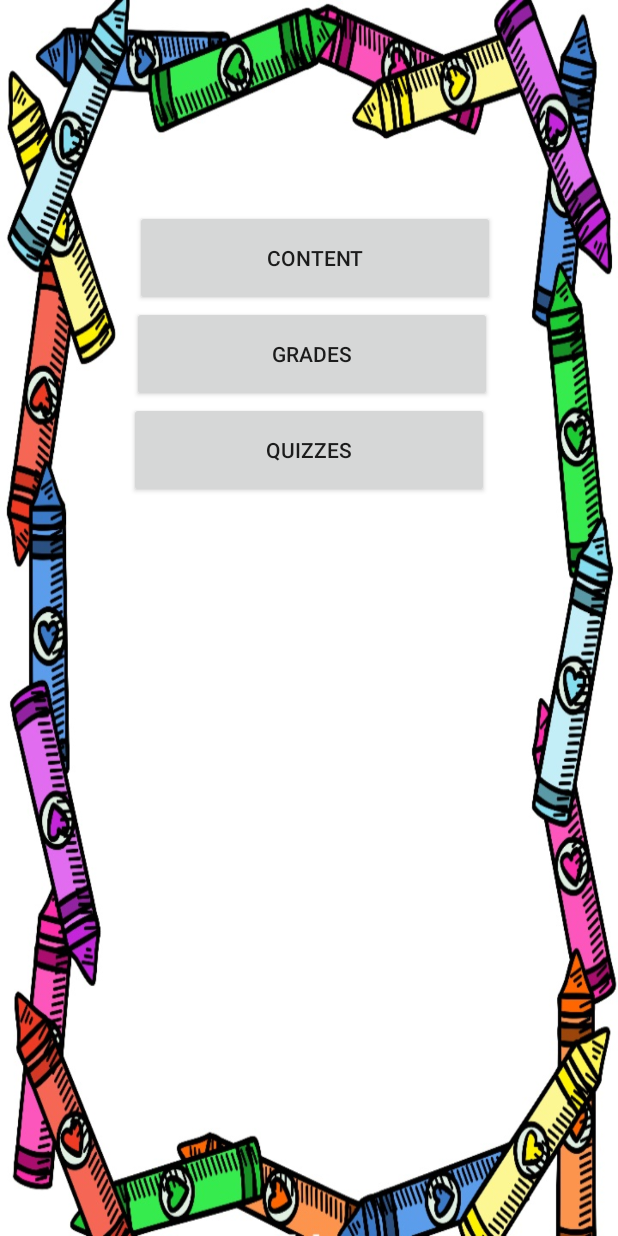
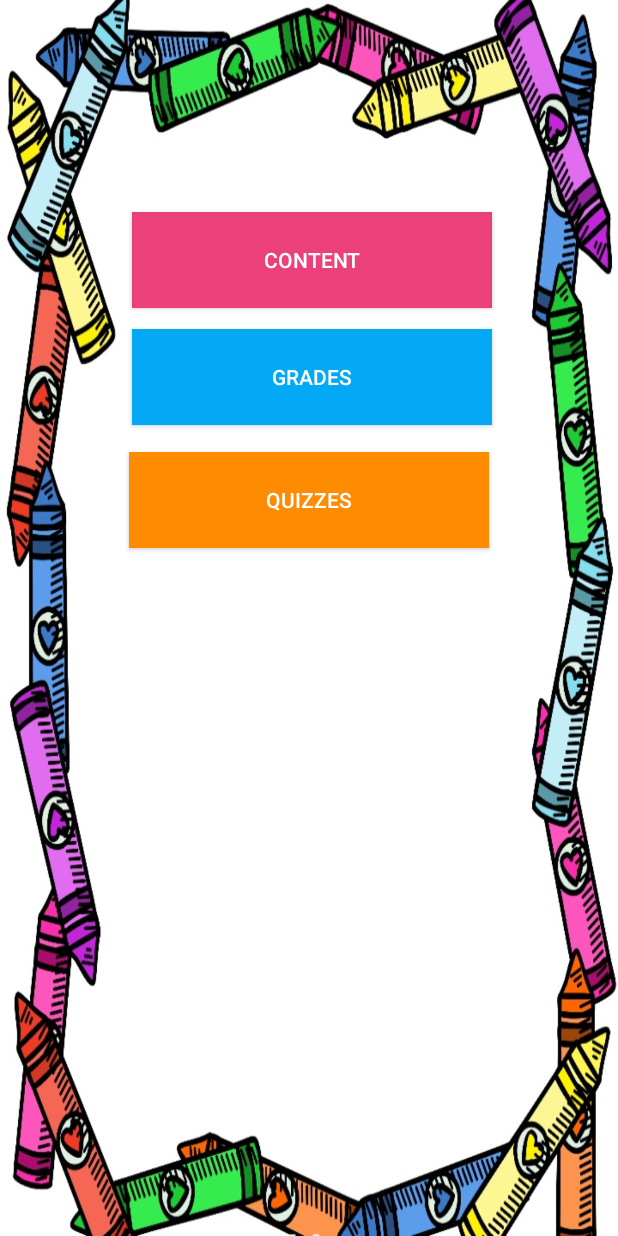
Before and after one commit to KelvinKKLin/Erudite, an Android app: the MainActivity screen opened directly, with no data from a screen before it, on a phone screen of 412 x 824 dp. Run offline under Robolectric (Android 15) with nearby library versions, the phone set to English and light mode, and no system bars; pictures from the network do not load.

Commit message:
Updating UI

```diff
--- a/app/src/main/res/layout/activity_main.xml
+++ b/app/src/main/res/layout/activity_main.xml
@@ -14,14 +14,18 @@
             style="@style/Widget.AppCompat.Button"
             android:layout_width="240dp"
             android:layout_height="64dp"
+            android:layout_marginLeft="2dp"
+            android:layout_marginRight="2dp"
             android:layout_weight="1"
+            android:background="#FF8B00"
+            android:elevation="0dp"
             android:text="Quizzes"
+            android:textColor="#ffffff"
             tools:layout_editor_absoluteX="72dp"
             tools:layout_editor_absoluteY="223dp"
-            android:layout_marginLeft="2dp"
-            android:layout_marginRight="2dp"
+            android:layout_marginTop="18dp"
             android:layout_below="@+id/grades_button"
-            android:layout_centerHorizontal="true"/>
+            android:layout_centerHorizontal="true" />
 
         <Button
             android:id="@+id/grades_button"
@@ -30,12 +34,15 @@
             android:layout_height="64dp"
             android:layout_weight="1"
             android:text="Grades"
+            android:background="#03A9F4"
+            android:textColor="#ffffff"
             tools:layout_editor_absoluteX="72dp"
             tools:layout_editor_absoluteY="287dp"
             android:layout_marginLeft="2dp"
             android:layout_marginRight="2dp"
+            android:layout_marginTop="14dp"
             android:layout_below="@+id/content_button"
-            android:layout_alignStart="@+id/quizzes_button"/>
+            android:layout_alignStart="@+id/quizzes_button" />
 
         <Button
             android:id="@+id/content_button"
@@ -44,12 +51,14 @@
             android:layout_height="64dp"
             android:layout_weight="1"
             android:text="Content"
+            android:background="#EC407A"
+            android:textColor="#ffffff"
             tools:layout_editor_absoluteX="72dp"
             tools:layout_editor_absoluteY="159dp"
             android:layout_marginLeft="2dp"
             android:layout_marginRight="2dp"
-            android:layout_marginTop="140dp"
+            android:layout_marginTop="141dp"
             android:layout_alignParentTop="true"
-            android:layout_alignStart="@+id/grades_button" />
+            android:layout_alignStart="@+id/quizzes_button" />
 
 </RelativeLayout>
--- a/app/src/main/res/layout/login_activity.xml
+++ b/app/src/main/res/layout/login_activity.xml
@@ -8,6 +8,7 @@
               android:paddingBottom="@dimen/activity_vertical_margin"
               android:paddingLeft="@dimen/activity_horizontal_margin"
               android:paddingRight="@dimen/activity_horizontal_margin"
+              android:background="#ffffff"
               android:paddingTop="@dimen/activity_vertical_margin"
               tools:context="ca.mcmaster.plan6.erudite.LoginActivity">
 
@@ -80,6 +81,8 @@
                 android:layout_height="wrap_content"
                 android:layout_marginTop="16dp"
                 android:text="@string/action_sign_in"
+                android:background="#75FF00"
+                android:textColor="#ffffff"
                 android:textSize="18sp"
                 android:textStyle="bold" />
 
```
Also changed, not shown: app/src/main/res/layout/quizzes_activity.xml (+12 -1 lines), app/src/main/res/drawable/finshquiz.jpg (added).
